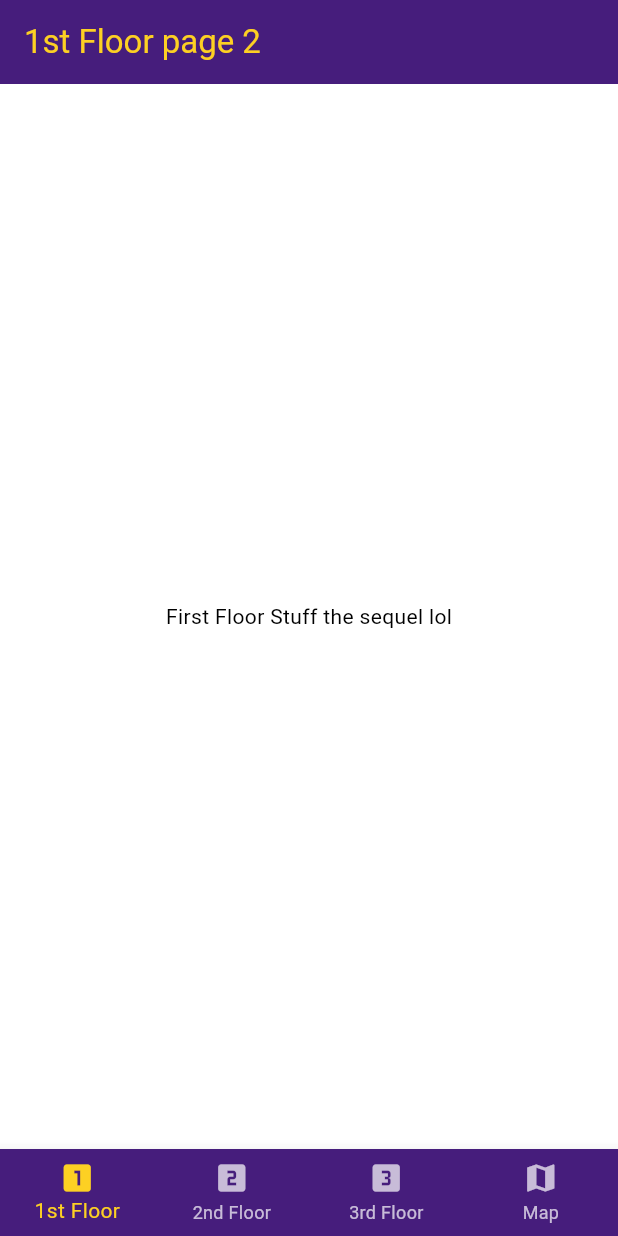
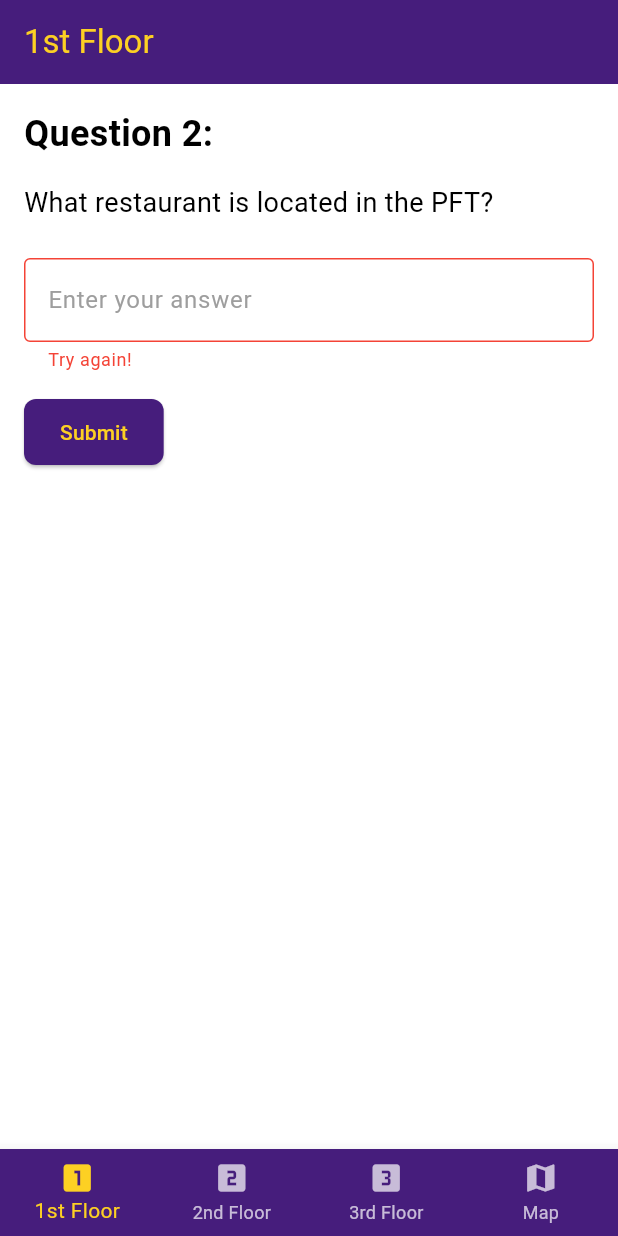
Before and after one commit to dor8d0/Branded-PFT-Scavenger-Hunt, a Flutter app: the screen it shows after launch, after a tap on "Paris", on a phone screen of 412 x 824 dp. Run offline on Flutter 3.47's test engine with Material 3 defaults, Android fonts, the phone set to English and light mode, and no system bars.

Commit message:
Adds fill in the blank question for 1st Floor question 2

```diff
--- a/branded_pft_scavenger_hunt/lib/pages/first_floor_page.dart
+++ b/branded_pft_scavenger_hunt/lib/pages/first_floor_page.dart
@@ -13,6 +13,7 @@
   static const List<Widget> _pages = [
     FirstFloorQ1(),
     FirstFloorQ2(),
+    FirstFloorQ3(),
   ];
 
   @override
@@ -105,18 +106,95 @@
   }
 }
 
-class FirstFloorQ2 extends StatelessWidget {
+class FirstFloorQ2 extends StatefulWidget {
   const FirstFloorQ2({super.key});
+
+  @override
+  State<FirstFloorQ2> createState() => _FirstFloorQ2State();
+}
+
+class _FirstFloorQ2State extends State<FirstFloorQ2> {
+  final TextEditingController _answerController = TextEditingController();
+  bool _isCorrect = false;
+
+  void _handleSubmit() {
+    setState(() {
+      _isCorrect = _answerController.text.trim().toLowerCase() == 'panera bread';
+    });
+
+    if (_isCorrect) {
+      Future.delayed(const Duration(milliseconds: 500), () {
+        final firstFloorPage = context.findAncestorWidgetOfExactType<FirstFloorPage>();
+        firstFloorPage?.onIndexChanged(2);
+      });
+    }
+  }
+
+  @override
+  void dispose() {
+    _answerController.dispose();
+    super.dispose();
+  }
 
   @override
   Widget build(BuildContext context) {
     return Scaffold(
       appBar: AppBar(
-        title: const Text('1st Floor page 2'),
+        title: const Text('1st Floor'),
       ),
-      body: const Center(
-        child: Text('First Floor Stuff the sequel lol'),
+      body: Padding(
+        padding: const EdgeInsets.all(16.0),
+        child: Column(
+          crossAxisAlignment: CrossAxisAlignment.start,
+          children: [
+            const Text(
+              'Question 2:',
+              style: TextStyle(
+                fontSize: 24,
+                fontWeight: FontWeight.bold,
+              ),
+            ),
+            const SizedBox(height: 16),
+            const Text(
+              'What restaurant is located in the PFT?',
+              style: TextStyle(
+                fontSize: 18,
+              ),
+            ),
+            const SizedBox(height: 24),
+            TextField(
+              controller: _answerController,
+              decoration: InputDecoration(
+                hintText: 'Enter your answer',
+                border: const OutlineInputBorder(),
+                errorText: _isCorrect ? null : 'Try again!',
+              ),
+              onSubmitted: (_) => _handleSubmit(),
+            ),
+            const SizedBox(height: 16),
+            ElevatedButton(
+              onPressed: _handleSubmit,
+              child: const Text('Submit'),
+            ),
+          ],
+        ),
       ),
     );
   }
 }
+
+class FirstFloorQ3 extends StatelessWidget {
+  const FirstFloorQ3({super.key});
+
+  @override
+  Widget build(BuildContext context) {
+    return Scaffold(
+      appBar: AppBar(
+        title: const Text('1st Floor'),
+      ),
+      body: const Center(
+        child: Text('First Floor Question 3'),
+      ),
+    );
+  }
+}
```
